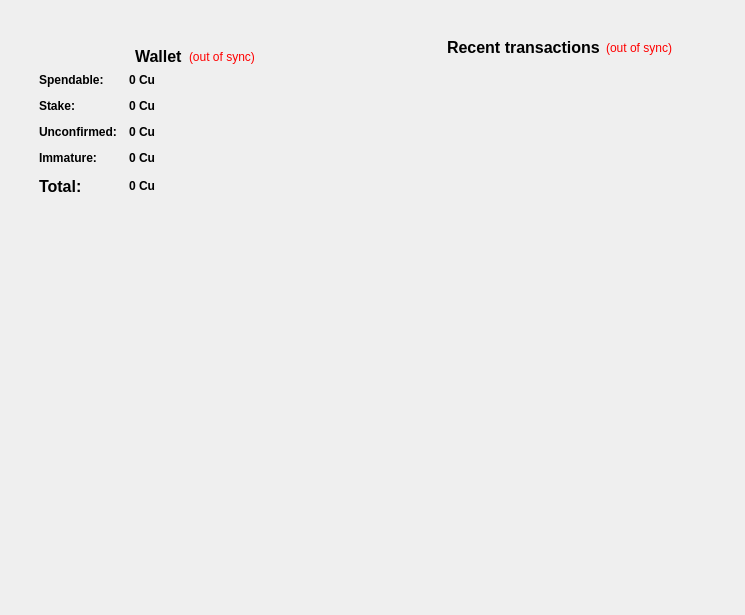
Old version of the form src/qt/forms/overviewpage.ui in the repository nerdlabs001-dev/coppercoin2020.
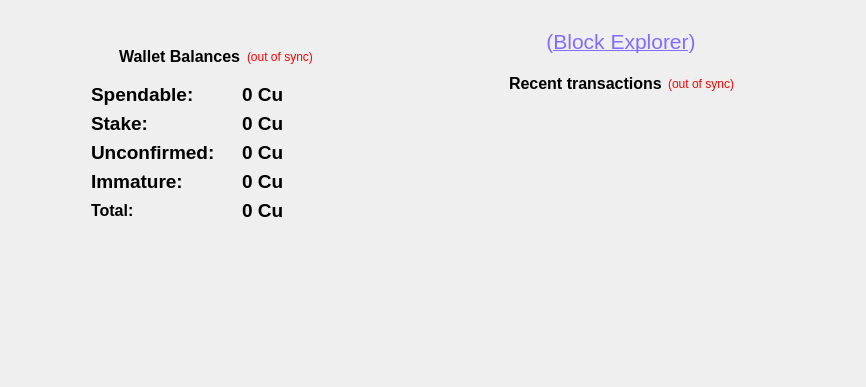
New version of the form. Icons and pictures are not drawn.

Diff of the .ui file:
```diff
--- a/src/qt/forms/overviewpage.ui
+++ b/src/qt/forms/overviewpage.ui
@@ -2,26 +2,12 @@
 <ui version="4.0">
  <class>OverviewPage</class>
  <widget class="QWidget" name="OverviewPage">
-  <property name="geometry">
-   <rect>
-    <x>0</x>
-    <y>0</y>
-    <width>745</width>
-    <height>615</height>
-   </rect>
-  </property>
   <property name="windowTitle">
    <string>Form</string>
   </property>
   <layout class="QGridLayout" name="gridLayout_4">
    <item row="0" column="0">
     <widget class="QFrame" name="frame_4">
-     <property name="sizePolicy">
-      <sizepolicy hsizetype="Expanding" vsizetype="Expanding">
-       <horstretch>0</horstretch>
-       <verstretch>0</verstretch>
-      </sizepolicy>
-     </property>
      <property name="styleSheet">
       <string notr="true">background-image:url(:/images/res/images/background.png);</string>
      </property>
@@ -47,124 +33,7 @@
       <property name="bottomMargin">
        <number>0</number>
       </property>
-      <item row="0" column="1">
-       <widget class="QFrame" name="frame_7">
-        <property name="minimumSize">
-         <size>
-          <width>100</width>
-          <height>0</height>
-         </size>
-        </property>
-        <property name="styleSheet">
-         <string notr="true"> background: transparent; </string>
-        </property>
-        <property name="frameShape">
-         <enum>QFrame::StyledPanel</enum>
-        </property>
-        <property name="frameShadow">
-         <enum>QFrame::Raised</enum>
-        </property>
-        <layout class="QGridLayout" name="gridLayout_6">
-         <item row="0" column="0">
-          <widget class="QFrame" name="frame_2">
-           <property name="styleSheet">
-            <string notr="true"> background: transparent; </string>
-           </property>
-           <property name="frameShape">
-            <enum>QFrame::NoFrame</enum>
-           </property>
-           <property name="frameShadow">
-            <enum>QFrame::Plain</enum>
-           </property>
-           <property name="lineWidth">
-            <number>-1</number>
-           </property>
-           <layout class="QVBoxLayout" name="verticalLayout">
-            <item>
-             <layout class="QHBoxLayout" name="horizontalLayout_2">
-              <item>
-               <spacer name="horizontalSpacer_6">
-                <property name="orientation">
-                 <enum>Qt::Horizontal</enum>
-                </property>
-                <property name="sizeHint" stdset="0">
-                 <size>
-                  <width>40</width>
-                  <height>20</height>
-                 </size>
-                </property>
-               </spacer>
-              </item>
-              <item>
-               <widget class="QLabel" name="label_4">
-                <property name="text">
-                 <string>&lt;html&gt;&lt;head/&gt;&lt;body&gt;&lt;p&gt;&lt;span style=&quot; font-size:12pt; font-weight:600; color:#000000;&quot;&gt;Recent transactions&lt;/span&gt;&lt;/p&gt;&lt;/body&gt;&lt;/html&gt;</string>
-                </property>
-               </widget>
-              </item>
-              <item>
-               <widget class="QLabel" name="labelTransactionsStatus">
-                <property name="toolTip">
-                 <string>The displayed information may be out of date. Your wallet automatically synchronizes with the Coppercoin network after a connection is established, but this process has not completed yet.</string>
-                </property>
-                <property name="styleSheet">
-                 <string notr="true">QLabel { color: red; }</string>
-                </property>
-                <property name="text">
-                 <string notr="true">(out of sync)</string>
-                </property>
-                <property name="alignment">
-                 <set>Qt::AlignRight|Qt::AlignTrailing|Qt::AlignVCenter</set>
-                </property>
-               </widget>
-              </item>
-              <item>
-               <spacer name="horizontalSpacer">
-                <property name="orientation">
-                 <enum>Qt::Horizontal</enum>
-                </property>
-                <property name="sizeHint" stdset="0">
-                 <size>
-                  <width>40</width>
-                  <height>20</height>
-                 </size>
-                </property>
-               </spacer>
-              </item>
-             </layout>
-            </item>
-            <item>
-             <widget class="QListView" name="listTransactions">
-              <property name="minimumSize">
-               <size>
-                <width>350</width>
-                <height>0</height>
-               </size>
-              </property>
-              <property name="styleSheet">
-               <string notr="true">QListView { background: transparent; }</string>
-              </property>
-              <property name="frameShape">
-               <enum>QFrame::NoFrame</enum>
-              </property>
-              <property name="verticalScrollBarPolicy">
-               <enum>Qt::ScrollBarAlwaysOff</enum>
-              </property>
-              <property name="horizontalScrollBarPolicy">
-               <enum>Qt::ScrollBarAlwaysOff</enum>
-              </property>
-              <property name="selectionMode">
-               <enum>QAbstractItemView::NoSelection</enum>
-              </property>
-             </widget>
-            </item>
-           </layout>
-          </widget>
-         </item>
-        </layout>
-       </widget>
-      </item>
-      <item row="0" column="2">
+      <item row="0" column="5">
        <layout class="QVBoxLayout" name="verticalLayout_3"/>
       </item>
       <item row="0" column="0">
@@ -182,7 +51,7 @@
          <number>0</number>
         </property>
         <layout class="QGridLayout" name="gridLayout_2">
-         <item row="0" column="3">
+         <item row="0" column="2">
           <spacer name="horizontalSpacer_3">
            <property name="orientation">
             <enum>Qt::Horizontal</enum>
@@ -195,14 +64,8 @@
            </property>
           </spacer>
          </item>
-         <item row="0" column="1" colspan="2">
+         <item row="0" column="0" colspan="2">
           <widget class="QFrame" name="frame_6">
-           <property name="sizePolicy">
-            <sizepolicy hsizetype="Expanding" vsizetype="Expanding">
-             <horstretch>0</horstretch>
-             <verstretch>0</verstretch>
-            </sizepolicy>
-           </property>
            <property name="minimumSize">
             <size>
              <width>350</width>
@@ -216,7 +79,7 @@
             <enum>QFrame::Raised</enum>
            </property>
            <layout class="QGridLayout" name="gridLayout_5">
-            <item row="4" column="0">
+            <item row="4" column="1">
              <spacer name="verticalSpacer">
               <property name="orientation">
                <enum>Qt::Vertical</enum>
@@ -229,7 +92,7 @@
               </property>
              </spacer>
             </item>
-            <item row="2" column="0">
+            <item row="2" column="1">
              <spacer name="verticalSpacer_2">
               <property name="orientation">
                <enum>Qt::Vertical</enum>
@@ -242,7 +105,7 @@
               </property>
              </spacer>
             </item>
-            <item row="1" column="0">
+            <item row="1" column="1">
              <widget class="QFrame" name="frame">
               <property name="styleSheet">
                <string notr="true"> background: transparent; </string>
@@ -276,13 +139,13 @@
                   <widget class="QLabel" name="label_5">
                    <property name="font">
                     <font>
-                     <pointsize>11</pointsize>
+                     <pointsize>16</pointsize>
                      <weight>75</weight>
                      <bold>true</bold>
                     </font>
                    </property>
                    <property name="text">
-                    <string>&lt;html&gt;&lt;head/&gt;&lt;body&gt;&lt;p&gt;&lt;span style=&quot; font-size:12pt; color:#000000;&quot;&gt;Wallet&lt;/span&gt;&lt;/p&gt;&lt;/body&gt;&lt;/html&gt;</string>
+                    <string>&lt;html&gt;&lt;head/&gt;&lt;body&gt;&lt;p&gt;&lt;span style=&quot; font-size:12pt; color:#000000;&quot;&gt;Wallet Balances&lt;/span&gt;&lt;/p&gt;&lt;/body&gt;&lt;/html&gt;</string>
                    </property>
                   </widget>
                  </item>
@@ -323,13 +186,25 @@
                   <enum>QFormLayout::AllNonFixedFieldsGrow</enum>
                  </property>
                  <property name="horizontalSpacing">
-                  <number>12</number>
+                  <number>27</number>
                  </property>
                  <property name="verticalSpacing">
+                  <number>6</number>
+                 </property>
+                 <property name="leftMargin">
                   <number>12</number>
                  </property>
+                 <property name="topMargin">
+                  <number>10</number>
+                 </property>
                  <item row="0" column="0">
                   <widget class="QLabel" name="label">
+                   <property name="font">
+                    <font>
+                     <pointsize>14</pointsize>
+                     <italic>false</italic>
+                    </font>
+                   </property>
                    <property name="text">
                     <string>&lt;html&gt;&lt;head/&gt;&lt;body&gt;&lt;p&gt;&lt;span style=&quot; font-weight:600; color:#000000;&quot;&gt;Spendable:&lt;/span&gt;&lt;/p&gt;&lt;/body&gt;&lt;/html&gt;</string>
                    </property>
@@ -430,7 +305,9 @@
                    </property>
                    <property name="font">
                     <font>
+                     <pointsize>14</pointsize>
                      <weight>75</weight>
+                     <italic>false</italic>
                      <bold>true</bold>
                     </font>
                    </property>
@@ -595,6 +472,12 @@
                      </disabled>
                     </palette>
                    </property>
+                   <property name="font">
+                    <font>
+                     <pointsize>14</pointsize>
+                     <italic>false</italic>
+                    </font>
+                   </property>
                    <property name="text">
                     <string>&lt;html&gt;&lt;head/&gt;&lt;body&gt;&lt;p&gt;&lt;span style=&quot; font-weight:600; color:#000000;&quot;&gt;Stake:&lt;/span&gt;&lt;/p&gt;&lt;/body&gt;&lt;/html&gt;</string>
                    </property>
@@ -695,7 +578,9 @@
                    </property>
                    <property name="font">
                     <font>
+                     <pointsize>14</pointsize>
                      <weight>75</weight>
+                     <italic>false</italic>
                      <bold>true</bold>
                     </font>
                    </property>
@@ -860,6 +745,12 @@
                      </disabled>
                     </palette>
                    </property>
+                   <property name="font">
+                    <font>
+                     <pointsize>14</pointsize>
+                     <italic>false</italic>
+                    </font>
+                   </property>
                    <property name="text">
                     <string>&lt;html&gt;&lt;head/&gt;&lt;body&gt;&lt;p&gt;&lt;span style=&quot; font-weight:600; color:#000000;&quot;&gt;Unconfirmed:&lt;/span&gt;&lt;/p&gt;&lt;/body&gt;&lt;/html&gt;</string>
                    </property>
@@ -869,7 +760,9 @@
                   <widget class="QLabel" name="labelUnconfirmed">
                    <property name="font">
                     <font>
+                     <pointsize>14</pointsize>
                      <weight>75</weight>
+                     <italic>false</italic>
                      <bold>true</bold>
                     </font>
                    </property>
@@ -1034,6 +927,12 @@
                      </disabled>
                     </palette>
                    </property>
+                   <property name="font">
+                    <font>
+                     <pointsize>14</pointsize>
+                     <italic>false</italic>
+                    </font>
+                   </property>
                    <property name="text">
                     <string>&lt;html&gt;&lt;head/&gt;&lt;body&gt;&lt;p&gt;&lt;span style=&quot; font-weight:600; color:#000000;&quot;&gt;Immature:&lt;/span&gt;&lt;/p&gt;&lt;/body&gt;&lt;/html&gt;</string>
                    </property>
@@ -1043,7 +942,9 @@
                   <widget class="QLabel" name="labelImmature">
                    <property name="font">
                     <font>
+                     <pointsize>14</pointsize>
                      <weight>75</weight>
+                     <italic>false</italic>
                      <bold>true</bold>
                     </font>
                    </property>
@@ -1205,6 +1106,12 @@
                      </disabled>
                     </palette>
                    </property>
+                   <property name="font">
+                    <font>
+                     <pointsize>14</pointsize>
+                     <italic>false</italic>
+                    </font>
+                   </property>
                    <property name="text">
                     <string>&lt;html&gt;&lt;head/&gt;&lt;body&gt;&lt;p&gt;&lt;span style=&quot; font-size:12pt; font-weight:600; color:#000000;&quot;&gt;Total:&lt;/span&gt;&lt;/p&gt;&lt;/body&gt;&lt;/html&gt;</string>
                    </property>
@@ -1214,7 +1121,9 @@
                   <widget class="QLabel" name="labelTotal">
                    <property name="font">
                     <font>
+                     <pointsize>14</pointsize>
                      <weight>75</weight>
+                     <italic>false</italic>
                      <bold>true</bold>
                     </font>
                    </property>
@@ -1237,7 +1146,7 @@
               </layout>
              </widget>
             </item>
-            <item row="3" column="0">
+            <item row="3" column="1">
              <widget class="QFrame" name="frame_3">
               <property name="frameShape">
                <enum>QFrame::StyledPanel</enum>
@@ -1297,6 +1206,32 @@
               </layout>
              </widget>
             </item>
+            <item row="1" column="0">
+             <spacer name="horizontalSpacer_4">
+              <property name="orientation">
+               <enum>Qt::Horizontal</enum>
+              </property>
+              <property name="sizeHint" stdset="0">
+               <size>
+                <width>40</width>
+                <height>20</height>
+               </size>
+              </property>
+             </spacer>
+            </item>
+            <item row="2" column="2">
+             <spacer name="horizontalSpacer_10">
+              <property name="orientation">
+               <enum>Qt::Horizontal</enum>
+              </property>
+              <property name="sizeHint" stdset="0">
+               <size>
+                <width>40</width>
+                <height>20</height>
+               </size>
+              </property>
+             </spacer>
+            </item>
            </layout>
            <zorder>frame</zorder>
            <zorder>frame_3</zorder>
@@ -1304,8 +1239,182 @@
            <zorder>verticalSpacer_2</zorder>
           </widget>
          </item>
-         <item row="0" column="0">
-          <spacer name="horizontalSpacer_4">
+        </layout>
+       </widget>
+      </item>
+      <item row="0" column="2">
+       <widget class="QFrame" name="frame_7">
+        <property name="minimumSize">
+         <size>
+          <width>100</width>
+          <height>0</height>
+         </size>
+        </property>
+        <property name="styleSheet">
+         <string notr="true"> background: transparent; </string>
+        </property>
+        <property name="frameShape">
+         <enum>QFrame::StyledPanel</enum>
+        </property>
+        <property name="frameShadow">
+         <enum>QFrame::Raised</enum>
+        </property>
+        <layout class="QGridLayout" name="gridLayout_6">
+         <item row="0" column="0" colspan="2">
+          <widget class="QLabel" name="label_2">
+           <property name="cursor">
+            <cursorShape>IBeamCursor</cursorShape>
+           </property>
+           <property name="text">
+            <string>&lt;html&gt;&lt;head/&gt;&lt;body&gt;&lt;p align=&quot;center&quot;&gt;&lt;span style=&quot; font-size:16pt; color:#846bff;&quot;&gt;(&lt;/span&gt;&lt;a href=&quot;https://www.openssl.org/&quot;&gt;&lt;span style=&quot; font-size:16pt; text-decoration: underline; color:#846bff;&quot;&gt;Block Explorer&lt;/span&gt;&lt;/a&gt;&lt;span style=&quot; font-size:16pt; color:#846bff;&quot;&gt;)&lt;/span&gt;&lt;/p&gt;&lt;/body&gt;&lt;/html&gt;</string>
+           </property>
+           <property name="textFormat">
+            <enum>Qt::RichText</enum>
+           </property>
+           <property name="wordWrap">
+            <bool>true</bool>
+           </property>
+           <property name="textInteractionFlags">
+            <set>Qt::LinksAccessibleByMouse|Qt::TextSelectableByKeyboard|Qt::TextSelectableByMouse</set>
+           </property>
+          </widget>
+         </item>
+         <item row="1" column="1">
+          <spacer name="verticalSpacer_5">
+           <property name="orientation">
+            <enum>Qt::Vertical</enum>
+           </property>
+           <property name="sizeType">
+            <enum>QSizePolicy::Fixed</enum>
+           </property>
+           <property name="sizeHint" stdset="0">
+            <size>
+             <width>20</width>
+             <height>5</height>
+            </size>
+           </property>
+          </spacer>
+         </item>
+         <item row="2" column="0" colspan="2">
+          <widget class="QFrame" name="frame_2">
+           <property name="styleSheet">
+            <string notr="true"> background: transparent; </string>
+           </property>
+           <property name="frameShape">
+            <enum>QFrame::NoFrame</enum>
+           </property>
+           <property name="frameShadow">
+            <enum>QFrame::Plain</enum>
+           </property>
+           <property name="lineWidth">
+            <number>-1</number>
+           </property>
+           <layout class="QVBoxLayout" name="verticalLayout">
+            <item>
+             <layout class="QHBoxLayout" name="horizontalLayout_2">
+              <item>
+               <spacer name="horizontalSpacer_6">
+                <property name="orientation">
+                 <enum>Qt::Horizontal</enum>
+                </property>
+                <property name="sizeHint" stdset="0">
+                 <size>
+                  <width>40</width>
+                  <height>20</height>
+                 </size>
+                </property>
+               </spacer>
+              </item>
+              <item>
+               <widget class="QLabel" name="label_4">
+                <property name="font">
+                 <font>
+                  <pointsize>16</pointsize>
+                  <italic>false</italic>
+                 </font>
+                </property>
+                <property name="text">
+                 <string>&lt;html&gt;&lt;head/&gt;&lt;body&gt;&lt;p&gt;&lt;span style=&quot; font-size:12pt; font-weight:600; color:#000000;&quot;&gt;Recent transactions&lt;/span&gt;&lt;/p&gt;&lt;/body&gt;&lt;/html&gt;</string>
+                </property>
+               </widget>
+              </item>
+              <item>
+               <widget class="QLabel" name="labelTransactionsStatus">
+                <property name="toolTip">
+                 <string>The displayed information may be out of date. Your wallet automatically synchronizes with the Coppercoin network after a connection is established, but this process has not completed yet.</string>
+                </property>
+                <property name="styleSheet">
+                 <string notr="true">QLabel { color: red; }</string>
+                </property>
+                <property name="text">
+                 <string notr="true">(out of sync)</string>
+                </property>
+                <property name="alignment">
+                 <set>Qt::AlignRight|Qt::AlignTrailing|Qt::AlignVCenter</set>
+                </property>
+               </widget>
+              </item>
+              <item>
+               <spacer name="horizontalSpacer">
+                <property name="orientation">
+                 <enum>Qt::Horizontal</enum>
+                </property>
+                <property name="sizeHint" stdset="0">
+                 <size>
+                  <width>40</width>
+                  <height>20</height>
+                 </size>
+                </property>
+               </spacer>
+              </item>
+             </layout>
+            </item>
+            <item>
+             <spacer name="verticalSpacer_3">
+              <property name="orientation">
+               <enum>Qt::Vertical</enum>
+              </property>
+              <property name="sizeType">
+               <enum>QSizePolicy::Fixed</enum>
+              </property>
+              <property name="sizeHint" stdset="0">
+               <size>
+                <width>20</width>
+                <height>20</height>
+               </size>
+              </property>
+             </spacer>
+            </item>
+            <item>
+             <widget class="QListView" name="listTransactions">
+              <property name="minimumSize">
+               <size>
+                <width>350</width>
+                <height>0</height>
+               </size>
+              </property>
+              <property name="styleSheet">
+               <string notr="true">QListView { background: transparent; }</string>
+              </property>
+              <property name="frameShape">
+               <enum>QFrame::NoFrame</enum>
+              </property>
+              <property name="verticalScrollBarPolicy">
+               <enum>Qt::ScrollBarAlwaysOff</enum>
+              </property>
+              <property name="horizontalScrollBarPolicy">
+               <enum>Qt::ScrollBarAlwaysOff</enum>
+              </property>
+              <property name="selectionMode">
+               <enum>QAbstractItemView::NoSelection</enum>
+              </property>
+             </widget>
+            </item>
+           </layout>
+          </widget>
+         </item>
+         <item row="2" column="2">
+          <spacer name="horizontalSpacer_5">
            <property name="orientation">
             <enum>Qt::Horizontal</enum>
            </property>
```
Left out of the diff: 2 changed lines with no effect on the pictures.
